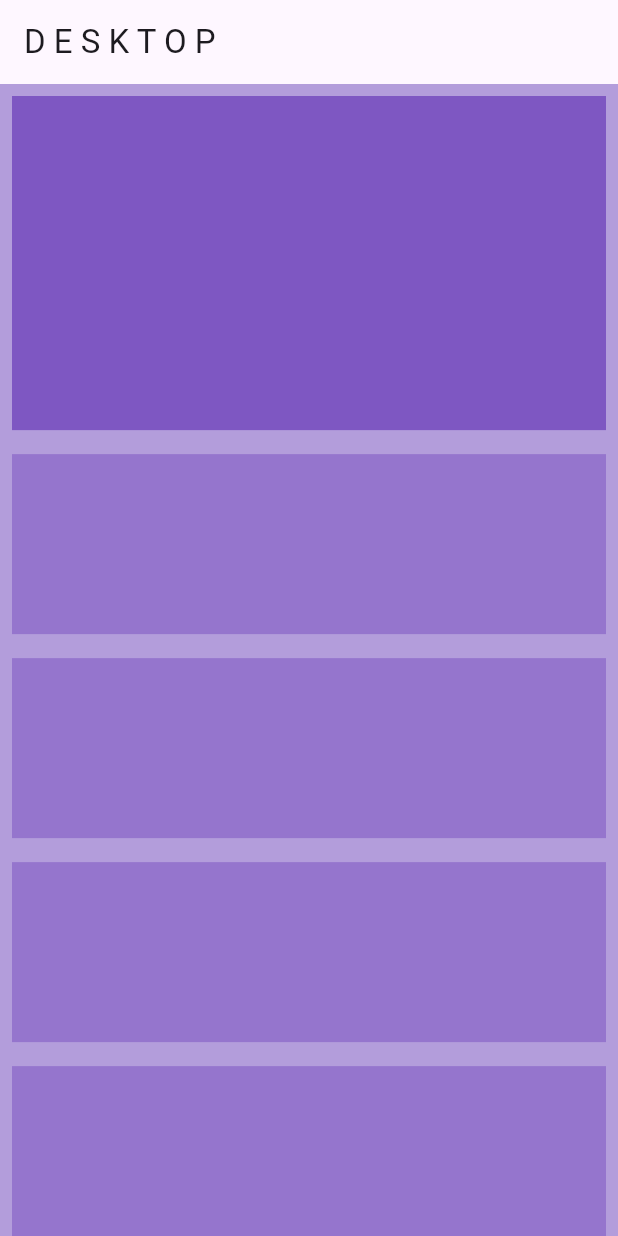
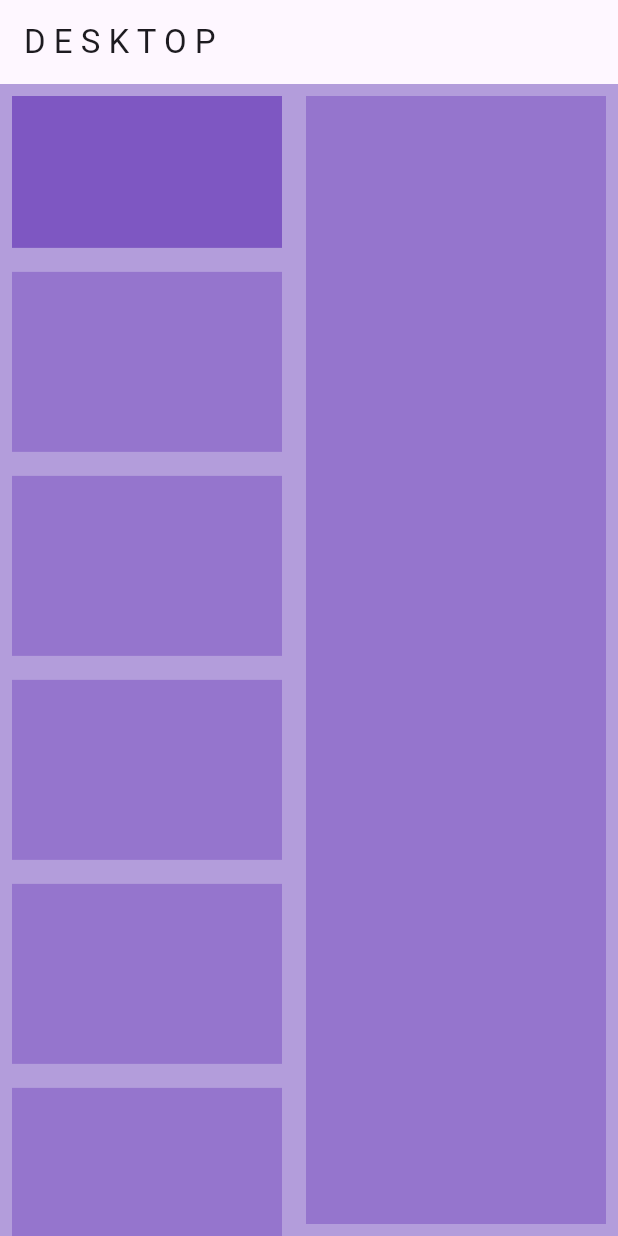
Before and after one commit to kellsaro/responsive_design_layout_like_youtube_app, a Flutter app: the DesktopBody screen opened directly, on a phone screen of 412 x 824 dp. Run offline on Flutter 3.47's test engine with Material 3 defaults, Android fonts, the phone set to English and light mode, and no system bars.

Commit message:
Add second column for recommended videos in desktop layout

```diff
--- a/lib/responsive/desktop_body.dart
+++ b/lib/responsive/desktop_body.dart
@@ -10,7 +10,12 @@ class DesktopBody extends StatelessWidget {
       appBar: AppBar(
         title: const Text('D E S K T O P'),
       ),
-      body: Column(
+      body: Row(
+        children: [
+          // first column
+
+          Expanded(
+            child: Column(
               children: [
                 // video
                 Padding(
@@ -24,7 +29,7 @@ class DesktopBody extends StatelessWidget {
                   ),
                 ),
 
-          // comment section & recommended videos
+                // comment section
                 Expanded(
                   child: ListView.builder(
                     itemCount: 8,
@@ -41,6 +46,18 @@ class DesktopBody extends StatelessWidget {
                 ),
               ],
             ),
+          ),
+
+          // recommended videos
+          Padding(
+            padding: const EdgeInsets.all(8.0),
+            child: Container(
+              width: 200,
+              color: Colors.deepPurple[300],
+            ),
+          ),
+        ],
+      ),
     );
   }
 }
```
Lines whose indentation alone changed are shown as unchanged.
